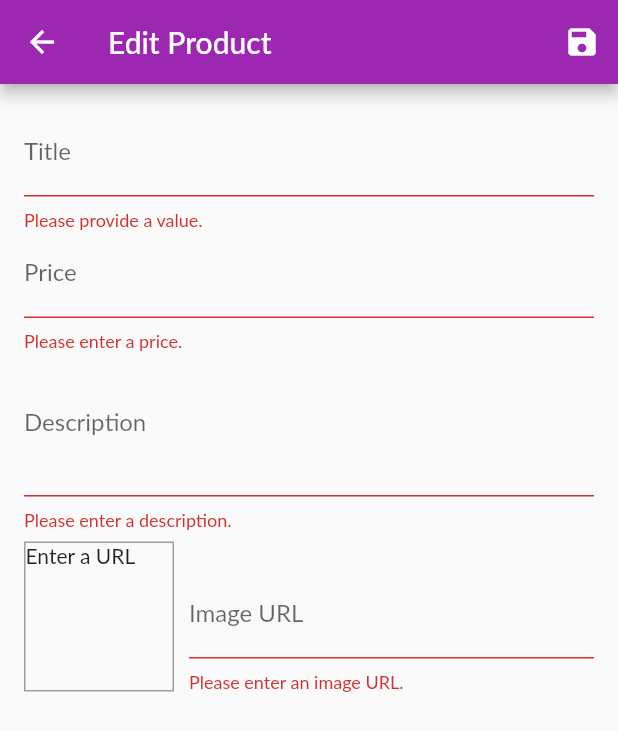
After one commit to T-qa/shop_app, a Flutter app: the EditProductScreen screen opened by its route, after a tap on the "save" icon, on a phone screen of 412 x 824 dp. The commit adds this screen. Shown: the top 731 px of the screen. Run offline on Flutter 3.47's test engine with Material 2 defaults, Android fonts, the phone set to English and light mode, and no system bars; network calls fail; Roboto replaces fonts that are missing (Lato).

Commit message:
completing user edit screen

```diff
--- a/lib/main.dart
+++ b/lib/main.dart
@@ -7,6 +7,8 @@ import 'provider/cart_provider.dart';
 import './screens/cart_screen.dart';
 import './provider/order_provider.dart';
 import './screens/order_screen.dart';
+import './screens/product_edit_screen.dart';
+import './screens/user_products_screen.dart';
 
 void main() {
   runApp(MyApp());
@@ -38,6 +40,8 @@ class MyApp extends StatelessWidget {
           ProductDetailScreen.routeName: (context) => ProductDetailScreen(),
           CartScreen.routeName: (context) => CartScreen(),
           OrdersScreen.routeName: (context) => OrdersScreen(),
+          EditProductScreen.routeName: (context) => EditProductScreen(),
+          UserProductsScreen.routeName:(context) => UserProductsScreen(),
         },
       ),
     );
--- /dev/null
+++ b/lib/screens/product_edit_screen.dart
@@ -0,0 +1,231 @@
+import 'package:flutter/material.dart';
+import 'package:shop_app/widgets/drawer.dart';
+import '../models/product.dart';
+
+
+class EditProductScreen extends StatefulWidget {
+  static const routeName = '/product-edit';
+
+  @override
+  _EditProductScreenState createState() => _EditProductScreenState();
+}
+
+class _EditProductScreenState extends State<EditProductScreen> {
+  final _priceFocusNode = FocusNode();
+  final _descriptionFocusNode = FocusNode();
+  final _imageUrlController = TextEditingController();
+  final _imageUrlFocusNode = FocusNode();
+  final _form = GlobalKey<FormState>();
+  var _editedProduct = Product(
+    id: '',
+    title: '',
+    price: 0,
+    description: '',
+    imageUrl: '',
+  );
+
+  @override
+  void initState() {
+    _imageUrlFocusNode.addListener(_updateImageUrl);
+    super.initState();
+  }
+
+  @override
+  void dispose() {
+    _imageUrlFocusNode.removeListener(_updateImageUrl);
+    _priceFocusNode.dispose();
+    _descriptionFocusNode.dispose();
+    _imageUrlController.dispose();
+    _imageUrlFocusNode.dispose();
+    super.dispose();
+  }
+
+  void _updateImageUrl() {
+    if (!_imageUrlFocusNode.hasFocus) {
+      if ((!_imageUrlController.text.startsWith('http') &&
+              !_imageUrlController.text.startsWith('https')) ||
+          (!_imageUrlController.text.endsWith('.png') &&
+              !_imageUrlController.text.endsWith('.jpg') &&
+              !_imageUrlController.text.endsWith('.jpeg'))) {
+        return;
+      }
+      setState(() {});
+    }
+  }
+
+  void _saveForm() {
+    final isValid = _form.currentState!.validate();
+    if (!isValid) {
+      return;
+    }
+    _form.currentState!.save();
+    print(_editedProduct.title);
+    print(_editedProduct.description);
+    print(_editedProduct.price);
+    print(_editedProduct.imageUrl);
+  }
+
+  @override
+  Widget build(BuildContext context) {
+    return Scaffold(
+      appBar: AppBar(
+        title: const Text('Edit Product'),
+        actions: <Widget>[
+          IconButton(
+            icon: const Icon(Icons.save),
+            onPressed: _saveForm,
+          ),
+        ],
+      ),
+      body: Padding(
+        padding: const EdgeInsets.all(16.0),
+        child: Form(
+          key: _form,
+          child: ListView(
+            children: <Widget>[
+              TextFormField(
+                decoration: const InputDecoration(labelText: 'Title'),
+                textInputAction: TextInputAction.next,
+                onFieldSubmitted: (_) {
+                  FocusScope.of(context).requestFocus(_priceFocusNode);
+                },
+                validator: (value) {
+                  if (value!.isEmpty) {
+                    return 'Please provide a value.';
+                  }
+                  return null;
+                },
+                onSaved: (value) {
+                  _editedProduct = Product(
+                    title: value as String,
+                    price: _editedProduct.price,
+                    description: _editedProduct.description,
+                    imageUrl: _editedProduct.imageUrl,
+                    id: '',
+                  );
+                },
+              ),
+              TextFormField(
+                decoration: const InputDecoration(labelText: 'Price'),
+                textInputAction: TextInputAction.next,
+                keyboardType: TextInputType.number,
+                focusNode: _priceFocusNode,
+                onFieldSubmitted: (_) {
+                  FocusScope.of(context).requestFocus(_descriptionFocusNode);
+                },
+                validator: (value) {
+                  if (value!.isEmpty) {
+                    return 'Please enter a price.';
+                  }
+                  if (double.tryParse(value) == null) {
+                    return 'Please enter a valid number.';
+                  }
+                  if (double.parse(value) <= 0) {
+                    return 'Please enter a number greater than zero.';
+                  }
+                  return null;
+                },
+                onSaved: (value) {
+                  _editedProduct = Product(
+                    title: _editedProduct.title,
+                    price: double.parse(value as String),
+                    description: _editedProduct.description,
+                    imageUrl: _editedProduct.imageUrl,
+                    id: '',
+                  );
+                },
+              ),
+              TextFormField(
+                decoration: const InputDecoration(labelText: 'Description'),
+                maxLines: 3,
+                keyboardType: TextInputType.multiline,
+                focusNode: _descriptionFocusNode,
+                validator: (value) {
+                  if (value!.isEmpty) {
+                    return 'Please enter a description.';
+                  }
+                  if (value.length < 10) {
+                    return 'Should be at least 10 characters long.';
+                  }
+                  return null;
+                },
+                onSaved: (value) {
+                  _editedProduct = Product(
+                    title: _editedProduct.title,
+                    price: _editedProduct.price,
+                    description: value as String,
+                    imageUrl: _editedProduct.imageUrl,
+                    id: '',
+                  );
+                },
+              ),
+              Row(
+                crossAxisAlignment: CrossAxisAlignment.end,
+                children: <Widget>[
+                  Container(
+                    width: 100,
+                    height: 100,
+                    margin: const EdgeInsets.only(
+                      top: 8,
+                      right: 10,
+                    ),
+                    decoration: BoxDecoration(
+                      border: Border.all(
+                        width: 1,
+                        color: Colors.grey,
+                      ),
+                    ),
+                    child: _imageUrlController.text.isEmpty
+                        ? const Text('Enter a URL')
+                        : FittedBox(
+                            child: Image.network(
+                              _imageUrlController.text,
+                              fit: BoxFit.cover,
+                            ),
+                          ),
+                  ),
+                  Expanded(
+                    child: TextFormField(
+                      decoration: const InputDecoration(labelText: 'Image URL'),
+                      keyboardType: TextInputType.url,
+                      textInputAction: TextInputAction.done,
+                      controller: _imageUrlController,
+                      focusNode: _imageUrlFocusNode,
+                      onFieldSubmitted: (_) {
+                        _saveForm();
+                      },
+                      validator: (value) {
+                        if (value!.isEmpty) {
+                          return 'Please enter an image URL.';
+                        }
+                        if (!value.startsWith('http') &&
+                            !value.startsWith('https')) {
+                          return 'Please enter a valid URL.';
+                        }
+                        if (!value.endsWith('.png') &&
+                            !value.endsWith('.jpg') &&
+                            !value.endsWith('.jpeg')) {
+                          return 'Please enter a valid image URL.';
+                        }
+                        return null;
+                      },
+                      onSaved: (value) {
+                        _editedProduct = Product(
+                          title: _editedProduct.title,
+                          price: _editedProduct.price,
+                          description: _editedProduct.description,
+                          imageUrl: value as String,
+                          id: '',
+                        );
+                      },
+                    ),
+                  ),
+                ],
+              ),
+            ],
+          ),
+        ),
+      ),
+    );
+  }
+}
--- a/lib/widgets/drawer.dart
+++ b/lib/widgets/drawer.dart
@@ -1,5 +1,6 @@
 import 'package:flutter/material.dart';
 import '../screens/order_screen.dart';
+import '../screens/product_edit_screen.dart';
 
 class MyDrawer extends StatelessWidget {
   const MyDrawer({super.key});
@@ -30,6 +31,14 @@ class MyDrawer extends StatelessWidget {
                   .pushReplacementNamed(OrdersScreen.routeName);
             },
           ),
+          const Divider(),
+          ListTile(
+            leading: const Icon(Icons.edit),
+            title: const Text('Manage Products'),
+            onTap: () {
+              Navigator.of(context).pushNamed(EditProductScreen.routeName);
+            },
+          ),
         ],
       ),
     );
```
Also changed, not shown: lib/screens/user_products_screen.dart (added, +45 -0 lines), lib/widgets/user_product.dart (added, +35 -0 lines).
